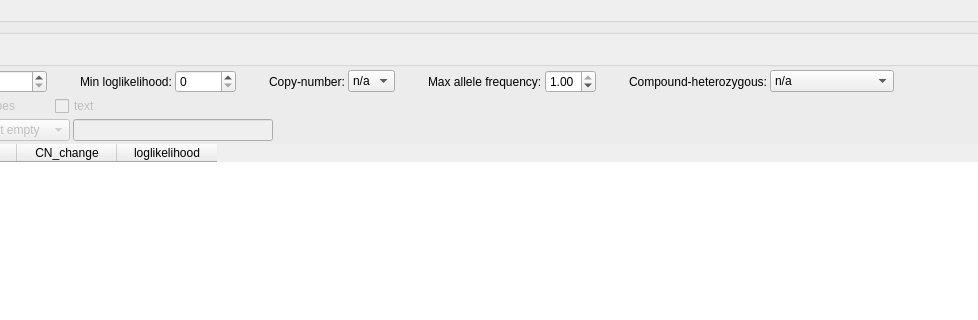
imgag/ngs-bits, file src/GSvar/ClinCnvWidget.ui: the form before one commit; both pictures show x 292 to 1270 and y 0 to 320 of the 1461 by 800 pixel window.
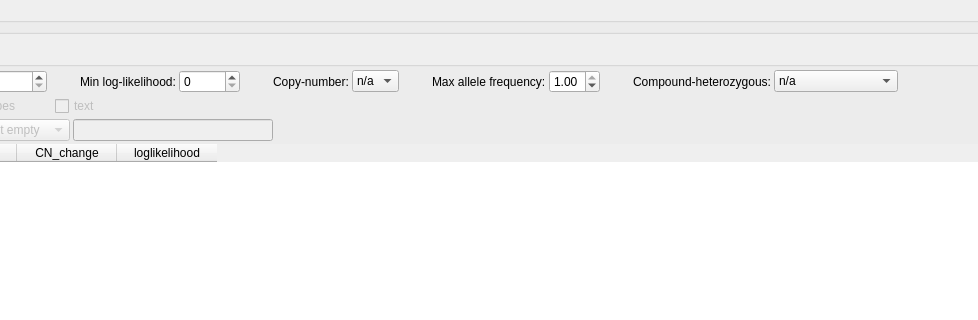
The form after the commit. Icons and pictures are not drawn.

Commit message: GSvar: minor improvements to CNV widget for ClinCNV.

The edit to the form file:
```diff
--- a/src/GSvar/ClinCnvWidget.ui
+++ b/src/GSvar/ClinCnvWidget.ui
@@ -191,7 +191,7 @@
            <string>Minimum z-score.</string>
           </property>
           <property name="text">
-           <string>Min loglikelihood:</string>
+           <string>Min log-likelihood:</string>
           </property>
          </widget>
         </item>
```
The commit also changes 3 other files.
